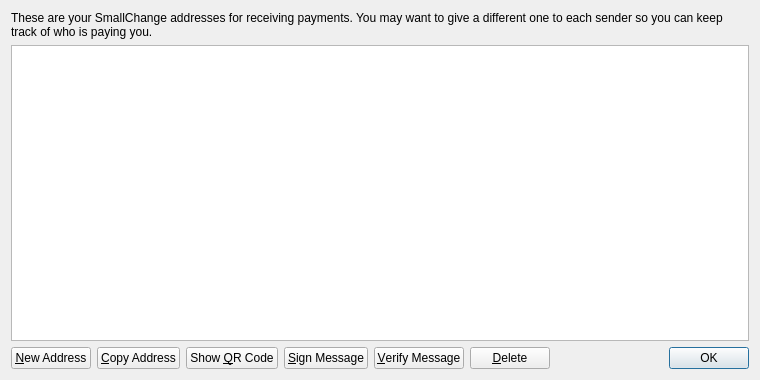
Qt form src/qt/forms/addressbookpage.ui (coptercam/strongcoin) before a commit.
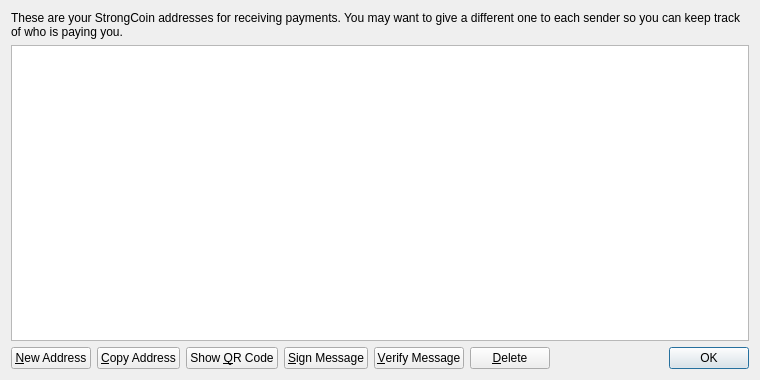
The same form after that commit. Icons and pictures are not drawn.

Patch:
```diff
--- a/src/qt/forms/addressbookpage.ui
+++ b/src/qt/forms/addressbookpage.ui
@@ -17,7 +17,7 @@
    <item>
     <widget class="QLabel" name="labelExplanation">
      <property name="text">
-      <string>These are your SmallChange addresses for receiving payments. You may want to give a different one to each sender so you can keep track of who is paying you.</string>
+      <string>These are your StrongCoin addresses for receiving payments. You may want to give a different one to each sender so you can keep track of who is paying you.</string>
      </property>
      <property name="textFormat">
       <enum>Qt::PlainText</enum>
```
